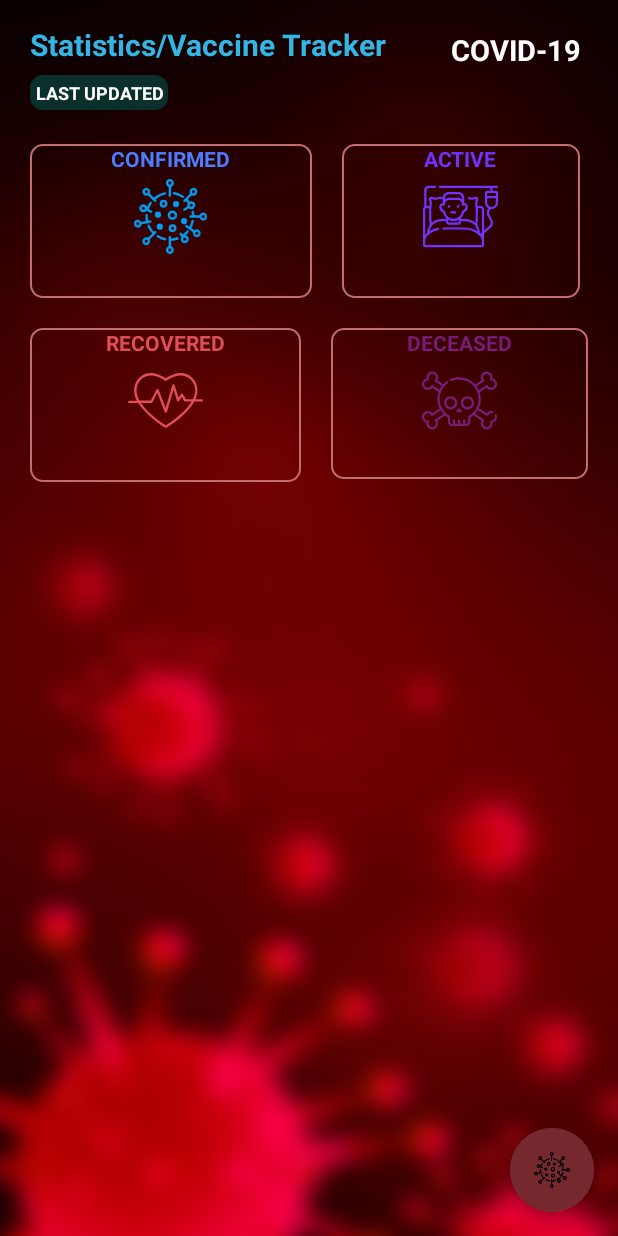
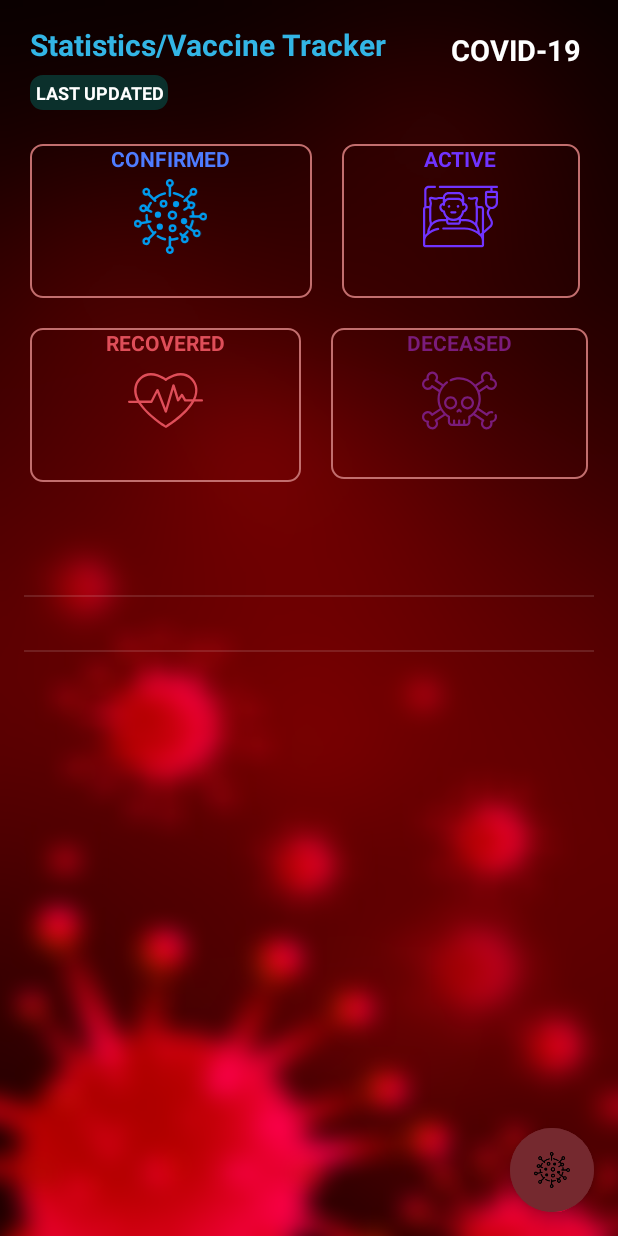
Before and after one commit to PreetishNiket/Covid19Tracker, an Android app: the layout activity_main.xml on its own in the app's theme, with its tools: preview values and no code run, on a phone screen of 412 x 824 dp. Run offline under Robolectric (Android 15) with nearby library versions, the phone set to English and light mode, and no system bars; network calls fail.

Commit message:
MainScreenUiUpdated

```diff
--- a/app/src/main/res/layout/activity_main.xml
+++ b/app/src/main/res/layout/activity_main.xml
@@ -259,7 +259,7 @@
             android:layout_height="wrap_content"
             android:layout_below="@+id/topcover"
             android:paddingLeft="16dp"
-
+            tools:listitem="@layout/list_item"
             android:paddingRight="16dp"
             android:background="@android:color/transparent"
             tools:listheader="@layout/list_header" />
--- a/app/src/main/res/layout/list_item.xml
+++ b/app/src/main/res/layout/list_item.xml
@@ -2,7 +2,6 @@
 <LinearLayout xmlns:android="http://schemas.android.com/apk/res/android"
     android:layout_width="match_parent"
     android:layout_height="match_parent"
-    android:paddingEnd="16dp"
     android:orientation="horizontal">
     <TextView
         android:id="@+id/stateTv"
--- a/app/src/main/res/values/colors.xml
+++ b/app/src/main/res/values/colors.xml
@@ -1,7 +1,7 @@
 <?xml version="1.0" encoding="utf-8"?>
 <resources>
     <color name="colorPrimary">#6200EE</color>
-    <color name="colorPrimaryDark">#4d050b</color>
+    <color name="colorPrimaryDark">#D32F2F</color>
     <color name="colorAccent">#03DAC5</color>
 
     <color name="light_red">#FFCDD2</color>
```
